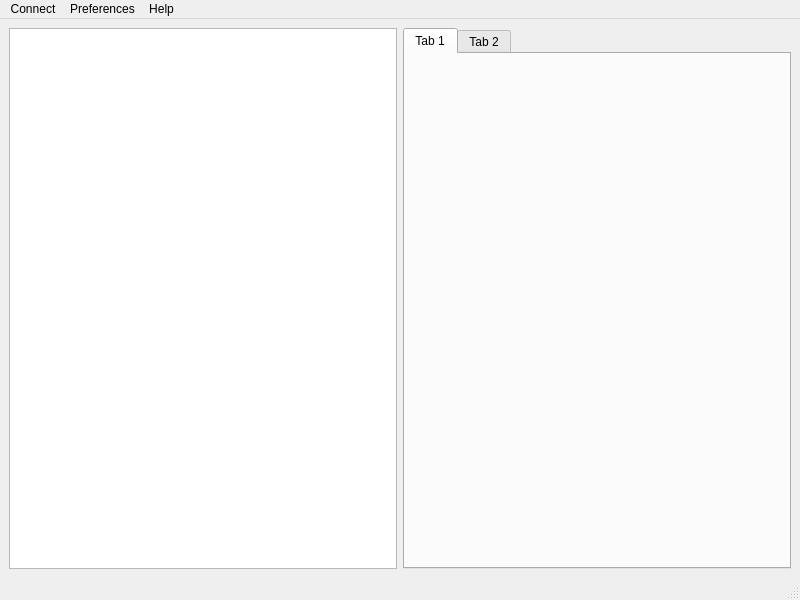
Jan5u/jakki, file ui/main.ui: the form before one commit.
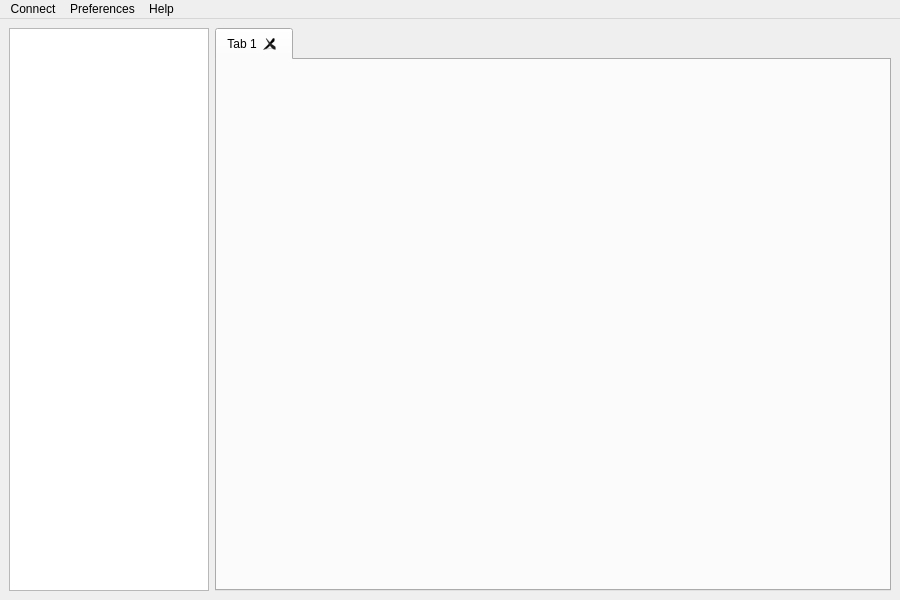
The form after the commit.

```diff
--- a/ui/main.ui
+++ b/ui/main.ui
@@ -6,7 +6,7 @@
    <rect>
     <x>0</x>
     <y>0</y>
-    <width>800</width>
+    <width>900</width>
     <height>600</height>
    </rect>
   </property>
@@ -16,20 +16,46 @@
   <widget class="QWidget" name="centralwidget">
    <layout class="QHBoxLayout" name="horizontalLayout">
     <item>
-     <widget class="QTreeView" name="treeView"/>
+     <widget class="QTreeView" name="treeView">
+      <property name="maximumSize">
+       <size>
+        <width>200</width>
+        <height>16777215</height>
+       </size>
+      </property>
+      <property name="contextMenuPolicy">
+       <enum>Qt::ContextMenuPolicy::CustomContextMenu</enum>
+      </property>
+      <property name="editTriggers">
+       <set>QAbstractItemView::EditTrigger::EditKeyPressed</set>
+      </property>
+      <property name="rootIsDecorated">
+       <bool>false</bool>
+      </property>
+     </widget>
     </item>
     <item>
      <widget class="QTabWidget" name="tabWidget">
+      <property name="layoutDirection">
+       <enum>Qt::LayoutDirection::LeftToRight</enum>
+      </property>
+      <property name="tabShape">
+       <enum>QTabWidget::TabShape::Rounded</enum>
+      </property>
+      <property name="currentIndex">
+       <number>0</number>
+      </property>
+      <property name="tabsClosable">
+       <bool>true</bool>
+      </property>
+      <property name="movable">
+       <bool>true</bool>
+      </property>
       <widget class="QWidget" name="tab">
        <attribute name="title">
         <string>Tab 1</string>
        </attribute>
       </widget>
-      <widget class="QWidget" name="tab_2">
-       <attribute name="title">
-        <string>Tab 2</string>
-       </attribute>
-      </widget>
      </widget>
     </item>
    </layout>
@@ -39,8 +65,8 @@
     <rect>
      <x>0</x>
      <y>0</y>
-     <width>800</width>
-     <height>23</height>
+     <width>900</width>
+     <height>30</height>
     </rect>
    </property>
    <widget class="QMenu" name="menuConnect">
@@ -66,7 +92,6 @@
    <addaction name="menuPreferences"/>
    <addaction name="menuHelp"/>
   </widget>
-  <widget class="QStatusBar" name="statusbar"/>
   <action name="actionNew_Connection">
    <property name="text">
     <string>New Connection</string>
```
Left out of the diff: 5 changed lines with no effect on the pictures.
